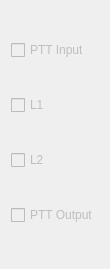
zsteva/backup-minos2, file mqt/mqtControl/ControlMain.ui: the form before one commit.
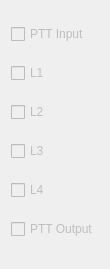
The form after the commit.

Commit message: Work on line control for Pi

Patch:
```diff
--- a/mqt/mqtControl/ControlMain.ui
+++ b/mqt/mqtControl/ControlMain.ui
@@ -45,6 +45,26 @@
       </property>
      </widget>
     </item>
+    <item>
+     <widget class="QCheckBox" name="L3CheckBox">
+      <property name="enabled">
+       <bool>false</bool>
+      </property>
+      <property name="text">
+       <string>L3</string>
+      </property>
+     </widget>
+    </item>
+    <item>
+     <widget class="QCheckBox" name="L4CheckBox">
+      <property name="enabled">
+       <bool>false</bool>
+      </property>
+      <property name="text">
+       <string>L4</string>
+      </property>
+     </widget>
+    </item>
     <item>
      <widget class="QCheckBox" name="PTTOutCheckBox">
       <property name="enabled">
```
The commit also changes 18 other files.
